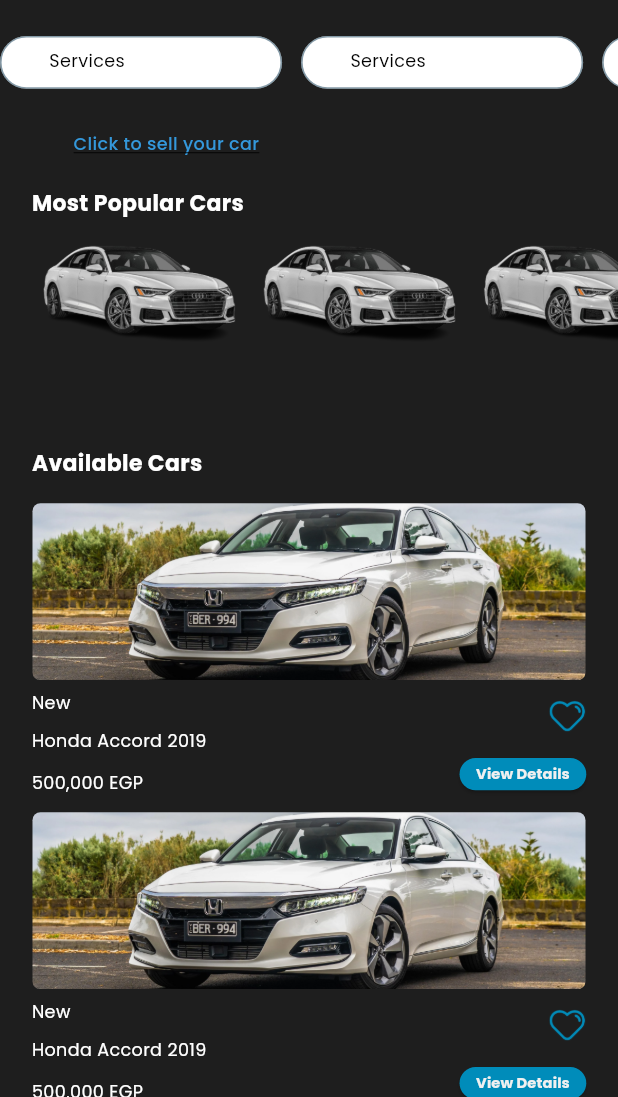
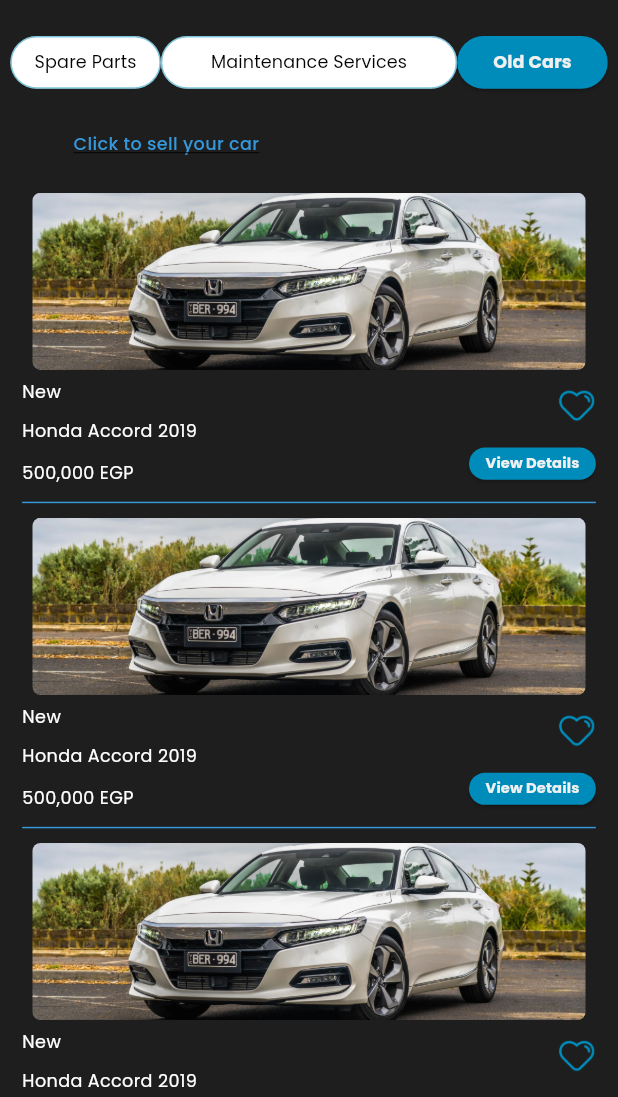
Before and after one commit to ibrahimashraf169/UI2, a Flutter app: the PurchaseCarsPage screen opened directly, on a phone screen of 412 x 824 dp, the part 139-1236 px from its top. Run offline on Flutter 3.47's test engine with Material 3 defaults, Android fonts, the phone set to English and light mode, and no system bars; our stand-ins replace cached_network_image, dio, flutter_svg.

Commit message:
sign up ui done login in ui done sign up auth completed login in auth is done spare parts ui done and its navigation maintenance service ui done and its navigation sell cars ui 90 done

```diff
--- a/lib/presentation/purchase_cars_page/purchase_cars_page.dart
+++ b/lib/presentation/purchase_cars_page/purchase_cars_page.dart
@@ -1,16 +1,15 @@
+import 'package:flutter/material.dart';
+import 'package:ibrahim_s_application1/core/app_export.dart';
+import 'package:ibrahim_s_application1/widgets/custom_bottom_bar.dart';
+import 'package:ibrahim_s_application1/widgets/custom_elevated_button.dart';
+import 'package:ibrahim_s_application1/widgets/custom_outlined_button.dart';
+import 'package:ibrahim_s_application1/widgets/custom_search_view.dart';
 import '../purchase_cars_page/widgets/listingcard_item_widget.dart';
 import '../purchase_cars_page/widgets/servicelist_item_widget.dart';
 import '../purchase_cars_page/widgets/seventynine_item_widget.dart';
-import 'package:flutter/material.dart';
-import 'package:ibrahim_s_application1/core/app_export.dart';
-import 'package:ibrahim_s_application1/widgets/custom_search_view.dart';
 
-// ignore_for_file: must_be_immutable
 class PurchaseCarsPage extends StatelessWidget {
-  PurchaseCarsPage({Key? key})
-      : super(
-          key: key,
-        );
+  PurchaseCarsPage({Key? key}) : super(key: key);
 
   TextEditingController searchController = TextEditingController();
 
@@ -19,9 +18,8 @@ class PurchaseCarsPage extends StatelessWidget {
     return SafeArea(
       child: Scaffold(
         resizeToAvoidBottomInset: false,
-        body: Container(
+        body: SizedBox(
           width: double.maxFinite,
-          decoration: AppDecoration.fillOnPrimary,
           child: Column(
             children: [
               SizedBox(height: 49.v),
@@ -30,21 +28,18 @@ class PurchaseCarsPage extends StatelessWidget {
                   child: Padding(
                     padding: EdgeInsets.only(bottom: 5.v),
                     child: Column(
-                      crossAxisAlignment: CrossAxisAlignment.start,
                       children: [
-                        Align(
-                          alignment: Alignment.center,
-                          child: CustomSearchView(
+                        CustomSearchView(
                           width: 272.h,
                           controller: searchController,
                           hintText: "Find a Project",
-                            alignment: Alignment.center,
-                          ),
                         ),
                         SizedBox(height: 25.v),
-                        _buildServiceList(context),
+                        _buildFrameRow(context),
                         SizedBox(height: 26.v),
-                        Padding(
+                        Align(
+                          alignment: Alignment.centerLeft,
+                          child: Padding(
                             padding: EdgeInsets.only(left: 20.h),
                             child: Row(
                               children: [
@@ -85,25 +80,9 @@ class PurchaseCarsPage extends StatelessWidget {
                               ],
                             ),
                           ),
-                        SizedBox(height: 19.v),
-                        Padding(
-                          padding: EdgeInsets.only(left: 20.h),
-                          child: Text(
-                            "Most Popular Cars",
-                            style: CustomTextStyles.titleSmallWhiteA700,
                         ),
-                        ),
-                        _buildSeventyNine(context),
-                        SizedBox(height: 19.v),
-                        Padding(
-                          padding: EdgeInsets.only(left: 20.h),
-                          child: Text(
-                            "Available Cars",
-                            style: CustomTextStyles.titleSmallWhiteA700,
-                          ),
-                        ),
-                        SizedBox(height: 17.v),
-                        _buildListingCard(context),
+                        SizedBox(height: 23.v),
+                        _buildProductCard(context),
                       ],
                     ),
                   ),
@@ -112,64 +91,68 @@ class PurchaseCarsPage extends StatelessWidget {
             ],
           ),
         ),
+        // Remove the bottom navigation bar from here
       ),
     );
   }
 
-  /// Section Widget
-  Widget _buildServiceList(BuildContext context) {
-    return SizedBox(
-      height: 36.v,
-      child: ListView.separated(
-        scrollDirection: Axis.horizontal,
-        separatorBuilder: (
-          context,
-          index,
-        ) {
-          return SizedBox(
-            width: 12.h,
-          );
-        },
-        itemCount: 4,
-        itemBuilder: (context, index) {
-          return ServicelistItemWidget();
-        },
+  Widget _buildFrameRow(BuildContext context) {
+    return Row(
+      mainAxisAlignment: MainAxisAlignment.center,
+      children: [
+        _buildSparePartsButton(context),
+        _buildMaintenanceServicesButton(context),
+        SizedBox(
+          width: 95.h, // Adjust the width here
+          child: _buildSellCarsButton(context),
         ),
+      ],
     );
   }
 
-  /// Section Widget
-  Widget _buildSeventyNine(BuildContext context) {
-    return Align(
-      alignment: Alignment.centerRight,
-      child: SizedBox(
-        height: 137.v,
-        child: ListView.separated(
-          padding: EdgeInsets.only(left: 20.h),
-          scrollDirection: Axis.horizontal,
-          separatorBuilder: (
-            context,
-            index,
-          ) {
-            return SizedBox(
-              width: 1.h,
-            );
+
+
+
+
+
+  Widget _buildSparePartsButton(BuildContext context) {
+    return CustomOutlinedButton(
+      width: 95.h,
+      text: "Spare Parts",
+      buttonStyle: CustomButtonStyles.outlinePrimary,
+      onPressed: () {
+        Navigator.pushNamed(context, AppRoutes.mainviewScreen);
       },
-          itemCount: 5,
-          itemBuilder: (context, index) {
-            return SeventynineItemWidget();
-          },
-        ),
-      ),
     );
   }
 
-  /// Section Widget
-  Widget _buildListingCard(BuildContext context) {
-    return Align(
-      alignment: Alignment.center,
-      child: Padding(
-        padding: EdgeInsets.symmetric(horizontal: 20.h),
+  Widget _buildMaintenanceServicesButton(BuildContext context) {
+    return CustomOutlinedButton(
+      width: 187.h,
+      text: "Maintenance Services",
+      buttonStyle: CustomButtonStyles.outlinePrimary,
+      onPressed: () {
+        Navigator.pushNamed(context, AppRoutes.maintenanceServicesScreen);
+      },
+    );
+  }
+
+  Widget _buildSellCarsButton(BuildContext context) {
+    return CustomElevatedButton(
+      height: 36.v,
+      width: 187.h,
+      text: "Old Cars",
+      buttonStyle: CustomButtonStyles.fillPrimaryTL18,
+      buttonTextStyle: CustomTextStyles.labelLargeGray200,
+      onPressed: () {
+        // Do nothing as we're already on the maintenance services screen.
+      },
+    );
+  }
+
+  Widget _buildProductCard(BuildContext context) {
+    return Padding(
+      padding: EdgeInsets.symmetric(horizontal: 14.h),
       child: ListView.separated(
         physics: NeverScrollableScrollPhysics(),
         shrinkWrap: true,
@@ -177,15 +160,22 @@ class PurchaseCarsPage extends StatelessWidget {
             context,
             index,
             ) {
-            return SizedBox(
-              height: 10.v,
+          return Padding(
+            padding: EdgeInsets.symmetric(vertical: 10.0.v),
+            child: SizedBox(
+              width: 265.h,
+              child: Divider(
+                height: 1.v,
+                thickness: 1.v,
+                color: appTheme.blue600,
+              ),
+            ),
           );
         },
-          itemCount: 2,
+        itemCount: 3,
         itemBuilder: (context, index) {
-            return ListingcardItemWidget();
+          return ListingcardItemWidget(); // Change this to the desired widget
         },
-        ),
       ),
     );
   }
```
Lines whose indentation alone changed are shown as unchanged.
